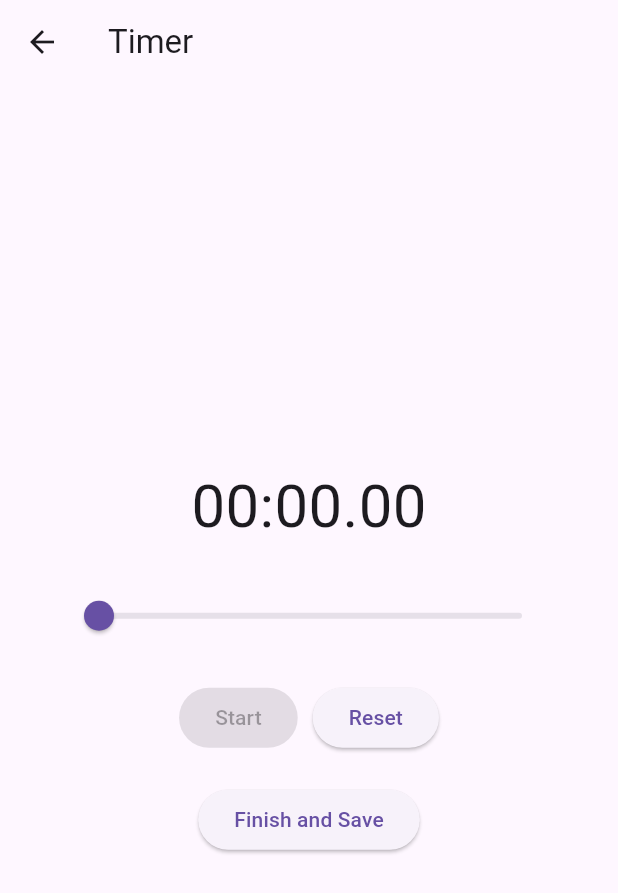
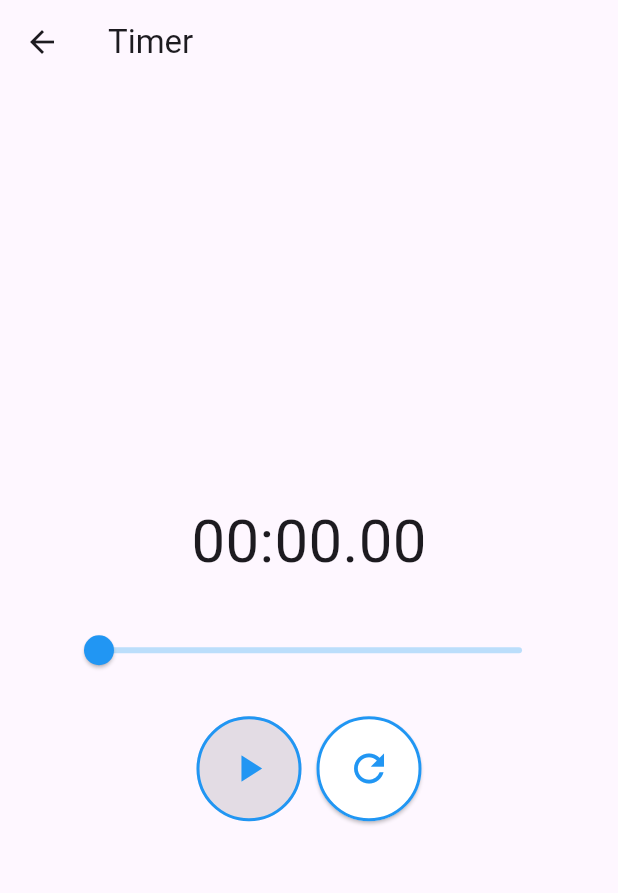
Before and after one commit to samuelezranas/flutter-clock-app, a Flutter app: the TimerPage screen opened directly, on a phone screen of 412 x 824 dp. Shown: the top 893 px of the screen. Run offline on Flutter 3.47's test engine with Material 3 defaults, Android fonts, the phone set to English and light mode, and no system bars; our stand-ins replace audioplayers, sqflite, stop_watch_timer; accounts and stored records are empty.

Commit message:
fix the timer page (#3)
change the button into circle button with icon instead, remove the save to history feature

```diff
--- a/lib/pages/timer_page.dart
+++ b/lib/pages/timer_page.dart
@@ -1,5 +1,4 @@
 import 'package:flutter/material.dart';
-import 'package:flutter_clock_app/model/save_to_history.dart';
 import 'package:stop_watch_timer/stop_watch_timer.dart';
 import 'package:audioplayers/audioplayers.dart';
 
@@ -41,7 +40,6 @@ class _TimerPageState extends State<TimerPage> {
           _sliderValue = 0;
         });
 
-        // Menampilkan SnackBar dengan posisi yang disesuaikan
         if (mounted) {
           ScaffoldMessenger.of(context).showSnackBar(
             SnackBar(
@@ -50,7 +48,6 @@ class _TimerPageState extends State<TimerPage> {
                 textAlign: TextAlign.center,
               ),
               duration: const Duration(seconds: 7),
-              // Hapus behavior: SnackBarBehavior.floating dan margin
               backgroundColor: Colors.blue,
             ),
           );
@@ -66,22 +63,9 @@ class _TimerPageState extends State<TimerPage> {
     super.dispose();
   }
 
-  void _saveToHistory(int elapsedTime) async {
-    final result = await showDialog(
-      context: context,
-      builder: (context) => SaveToHistoryPage(time: elapsedTime),
-    );
-    if (result != null && result == true) {
-      // ignore: avoid_print
-      print("Data telah disimpan ke history");
-    }
-  }
-
   void _startTimer() {
     if (_sliderValue > 0) {
-      // Simpan nilai awal saat timer dimulai
       _initialTime = _sliderValue;
-      // Set ulang waktu sesuai nilai slider sebelum memulai timer
       final timeInMillis = (_sliderValue * 60 * 1000).toInt();
       _stopWatchTimer.setPresetTime(mSec: timeInMillis, add: false);
       _stopWatchTimer.onStartTimer();
@@ -115,9 +99,8 @@ class _TimerPageState extends State<TimerPage> {
       setState(() {
         _sliderValue = value;
         _remainingTime = timeInMillis;
-        _initialTime = value; // Update nilai awal saat slider diubah
+        _initialTime = value;
       });
-      // Set waktu preset saat slider diubah
       _stopWatchTimer.setPresetTime(mSec: timeInMillis, add: false);
     }
   }
@@ -167,6 +150,8 @@ class _TimerPageState extends State<TimerPage> {
               onChanged: _isRunning ? null : (value) {
                 _adjustTime(value);
               },
+              activeColor: Colors.blue,
+              inactiveColor: Colors.blue[100],
             ),
             const SizedBox(height: 20),
 
@@ -175,23 +160,41 @@ class _TimerPageState extends State<TimerPage> {
               children: [
                 ElevatedButton(
                   onPressed: _sliderValue > 0 ? (_isRunning ? _pauseTimer : _startTimer) : null,
-                  child: Text(_isRunning ? 'Pause' : 'Start'),
+                  style: ElevatedButton.styleFrom(
+                    shape: const CircleBorder(),
+                    padding: const EdgeInsets.all(20),
+                    side: BorderSide(
+                      color: Colors.blue, // Outline biru
+                      width: 2,
+                    ),
+                    backgroundColor:
+                        _isRunning ? Colors.blue : Colors.white, // Biru saat pause, putih saat start
+                  ),
+                  child: Icon(
+                    _isRunning ? Icons.pause : Icons.play_arrow,
+                    size: 30,
+                    color: _isRunning ? Colors.white : Colors.blue, // Ikon putih saat pause, biru saat start
+                  ),
                 ),
                 const SizedBox(width: 10),
                 ElevatedButton(
                   onPressed: _resetTimer,
-                  child: const Text('Reset'),
+                  style: ElevatedButton.styleFrom(
+                    shape: const CircleBorder(),
+                    padding: const EdgeInsets.all(20),
+                    side: const BorderSide(
+                      color: Colors.blue, // Outline biru
+                      width: 2,
+                    ),
+                    backgroundColor: Colors.white, // Latar belakang putih
+                  ),
+                  child: const Icon(
+                    Icons.refresh,
+                    size: 30,
+                    color: Colors.blue, // Ikon biru
+                  ),
                 ),
               ],
-            ),
-            const SizedBox(height: 20),
-
-            ElevatedButton(
-              onPressed: () async {
-                _pauseTimer();
-                _saveToHistory(_remainingTime);
-              },
-              child: const Text('Finish and Save'),
             ),
           ],
         ),
```
